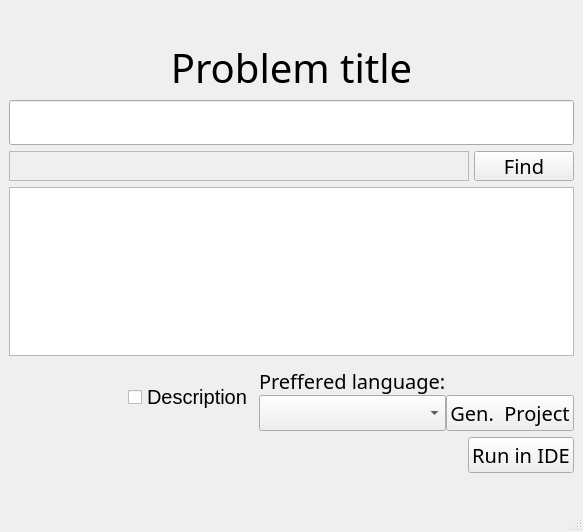
Old version of the form main.ui in the repository Stasne/leetcode_helper.
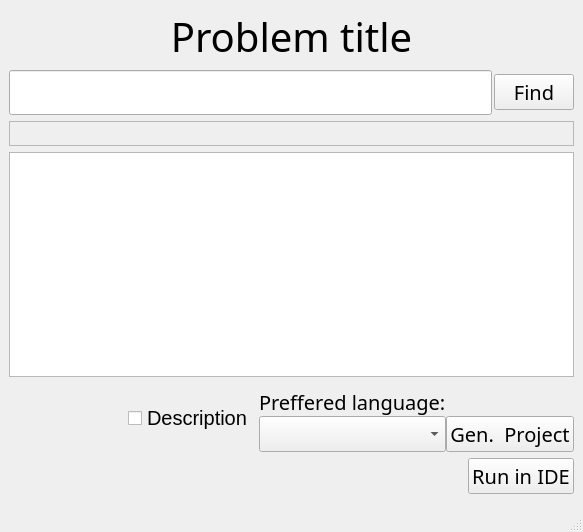
New version of the form.

Patch:
```diff
--- a/main.ui
+++ b/main.ui
@@ -23,17 +23,6 @@
   </property>
   <widget class="QWidget" name="centralwidget">
    <layout class="QVBoxLayout" name="verticalLayout">
-    <property name="topMargin">
-     <number>40</number>
-    </property>
-    <property name="bottomMargin">
-     <number>30</number>
-    </property>
-    <item>
-     <layout class="QVBoxLayout" name="verticalLayout_2">
-      <property name="spacing">
-       <number>5</number>
-      </property>
       <item>
        <widget class="QLabel" name="label">
         <property name="font">
@@ -57,6 +46,11 @@
        </widget>
       </item>
       <item>
+     <layout class="QHBoxLayout" name="horizontalLayout_4">
+      <property name="spacing">
+       <number>2</number>
+      </property>
+      <item>
        <widget class="QLineEdit" name="leProblemTitle">
         <property name="font">
          <font>
@@ -70,6 +64,43 @@
         </property>
        </widget>
       </item>
+      <item>
+       <widget class="QPushButton" name="pbFind">
+        <property name="sizePolicy">
+         <sizepolicy hsizetype="Minimum" vsizetype="Fixed">
+          <horstretch>0</horstretch>
+          <verstretch>1</verstretch>
+         </sizepolicy>
+        </property>
+        <property name="minimumSize">
+         <size>
+          <width>0</width>
+          <height>30</height>
+         </size>
+        </property>
+        <property name="maximumSize">
+         <size>
+          <width>100</width>
+          <height>16777215</height>
+         </size>
+        </property>
+        <property name="font">
+         <font>
+          <family>Galvji</family>
+          <pointsize>15</pointsize>
+         </font>
+        </property>
+        <property name="text">
+         <string>Find</string>
+        </property>
+        <property name="iconSize">
+         <size>
+          <width>20</width>
+          <height>20</height>
+         </size>
+        </property>
+       </widget>
+      </item>
      </layout>
     </item>
     <item>
@@ -127,43 +158,6 @@
         </property>
        </widget>
       </item>
-      <item>
-       <widget class="QPushButton" name="pbFind">
-        <property name="sizePolicy">
-         <sizepolicy hsizetype="Minimum" vsizetype="Fixed">
-          <horstretch>0</horstretch>
-          <verstretch>0</verstretch>
-         </sizepolicy>
-        </property>
-        <property name="minimumSize">
-         <size>
-          <width>0</width>
-          <height>30</height>
-         </size>
-        </property>
-        <property name="maximumSize">
-         <size>
-          <width>100</width>
-          <height>16777215</height>
-         </size>
-        </property>
-        <property name="font">
-         <font>
-          <family>Galvji</family>
-          <pointsize>15</pointsize>
-         </font>
-        </property>
-        <property name="text">
-         <string>Find</string>
-        </property>
-        <property name="iconSize">
-         <size>
-          <width>20</width>
-          <height>20</height>
-         </size>
-        </property>
-       </widget>
-      </item>
      </layout>
     </item>
     <item>
```
Lines whose indentation alone changed are shown as unchanged.
